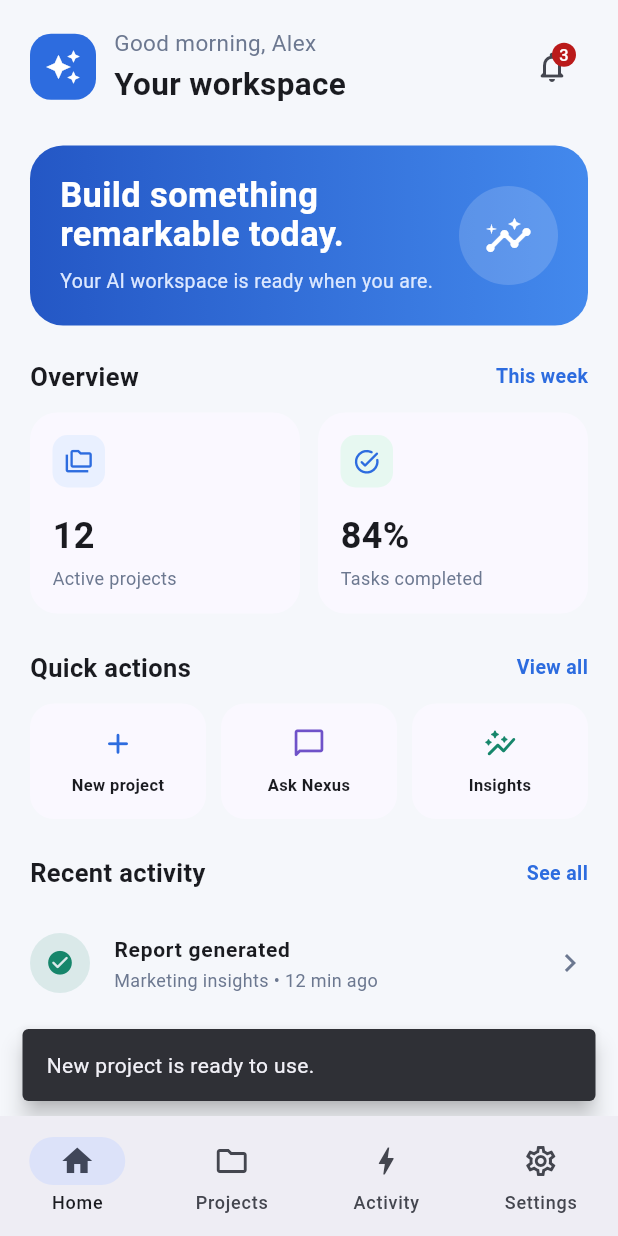
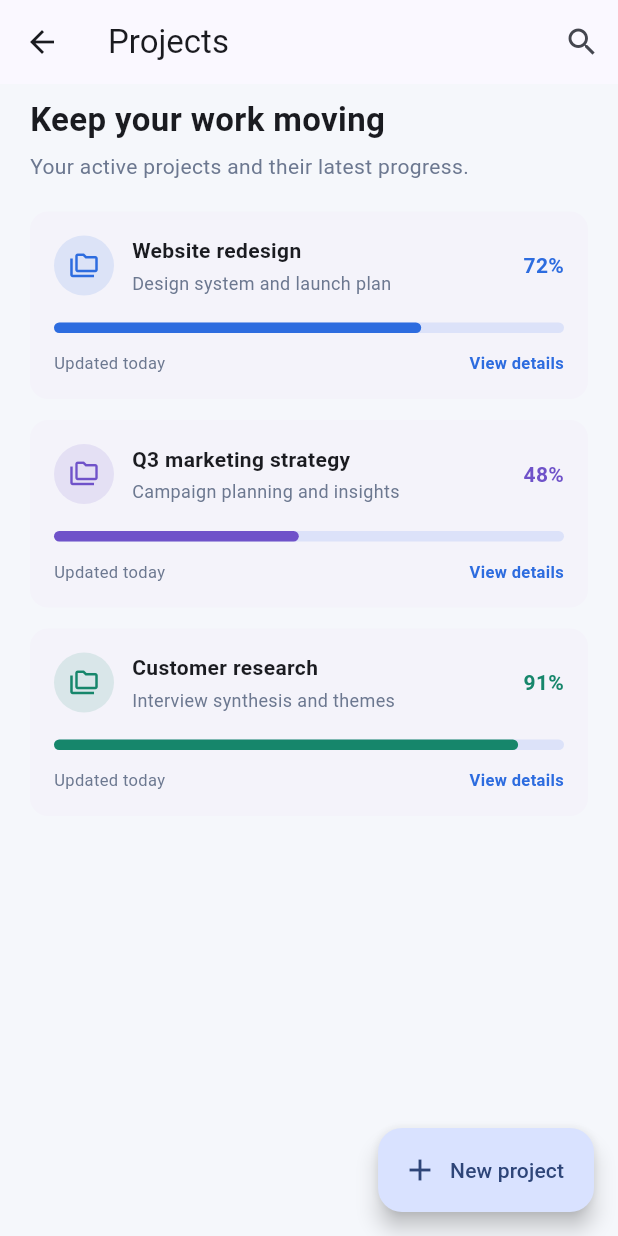
Before and after one commit to Jaswant-Karun/nexus-ai, a Flutter app: the screen it shows after launch, after a tap on "New project", on a phone screen of 412 x 824 dp. Run offline on Flutter 3.47's test engine with Material 3 defaults, Android fonts, the phone set to English and light mode, and no system bars.

Commit message:
Mobile Applications

```diff
--- a/apps/mobile/lib/screens/dashboard/dashboard_screen.dart
+++ b/apps/mobile/lib/screens/dashboard/dashboard_screen.dart
@@ -1,4 +1,7 @@
 import 'package:flutter/material.dart';
+
+import '../chatbot/chat_screen_page.dart';
+import '../projects/project_list_screen.dart';
 
 class DashboardScreen extends StatefulWidget {
 	const DashboardScreen({super.key});
@@ -12,7 +15,6 @@ class _DashboardScreenState extends State<DashboardScreen> {
 	bool _darkMode = false;
 
 	static const _blue = Color(0xff2d6cdf);
-	static const _ink = Color(0xff172033);
 	static const _muted = Color(0xff6c7890);
 
 	@override
@@ -130,7 +132,7 @@ class _DashboardScreenState extends State<DashboardScreen> {
 					Container(
 						width: 66,
 						height: 66,
-						decoration: BoxDecoration(color: Colors.white.withOpacity(.16), shape: BoxShape.circle),
+						decoration: BoxDecoration(color: Colors.white.withValues(alpha: .16), shape: BoxShape.circle),
 						child: const Icon(Icons.insights_rounded, color: Colors.white, size: 32),
 					),
 				],
@@ -186,7 +188,15 @@ class _DashboardScreenState extends State<DashboardScreen> {
 		return Expanded(
 			child: InkWell(
 				borderRadius: BorderRadius.circular(16),
-				onTap: () => _showMessage(context, '$label is ready to use.'),
+				onTap: () {
+					if (label == 'Ask Nexus') {
+						Navigator.of(context).push(MaterialPageRoute(builder: (_) => const ChatScreenPage()));
+					} else if (label == 'New project') {
+						Navigator.of(context).push(MaterialPageRoute(builder: (_) => const ProjectListScreen()));
+					} else {
+						_showMessage(context, '$label is ready to use.');
+					}
+				},
 				child: Container(
 					padding: const EdgeInsets.symmetric(vertical: 15, horizontal: 5),
 					decoration: BoxDecoration(color: Theme.of(context).cardColor, borderRadius: BorderRadius.circular(16)),
@@ -207,7 +217,7 @@ class _DashboardScreenState extends State<DashboardScreen> {
 	}
 
 	Widget _activityTile(IconData icon, Color color, String title, String subtitle) {
-		return ListTile(contentPadding: EdgeInsets.zero, leading: CircleAvatar(backgroundColor: color.withOpacity(.12), child: Icon(icon, color: color, size: 19)), title: Text(title, style: const TextStyle(fontSize: 14, fontWeight: FontWeight.w600)), subtitle: Text(subtitle, style: const TextStyle(fontSize: 12, color: _muted)), trailing: const Icon(Icons.chevron_right, color: _muted));
+		return ListTile(contentPadding: EdgeInsets.zero, leading: CircleAvatar(backgroundColor: color.withValues(alpha: .12), child: Icon(icon, color: color, size: 19)), title: Text(title, style: const TextStyle(fontSize: 14, fontWeight: FontWeight.w600)), subtitle: Text(subtitle, style: const TextStyle(fontSize: 12, color: _muted)), trailing: const Icon(Icons.chevron_right, color: _muted));
 	}
 
 	Widget _projectsPage() => _simplePage('Projects', Icons.folder_copy_outlined, 'Keep your work organized', ['Website redesign', 'Q3 marketing strategy', 'Customer research'], const [0.72, 0.48, 0.91]);
@@ -224,7 +234,7 @@ class _DashboardScreenState extends State<DashboardScreen> {
 			_settingTile(Icons.notifications_none, 'Notifications', 'Manage alerts', () {}),
 			SwitchListTile(contentPadding: EdgeInsets.zero, secondary: const Icon(Icons.dark_mode_outlined), title: const Text('Dark mode'), subtitle: const Text('Use a darker appearance'), value: _darkMode, onChanged: (value) => setState(() => _darkMode = value)),
 			_settingTile(Icons.help_outline, 'Help center', 'Get support', () {}),
-		];
+		]);
 	}
 
 	Widget _settingTile(IconData icon, String title, String subtitle, VoidCallback onTap) {
@@ -237,7 +247,31 @@ class _DashboardScreenState extends State<DashboardScreen> {
 			const SizedBox(height: 6),
 			Text(subtitle, style: const TextStyle(color: _muted)),
 			const SizedBox(height: 25),
-			...List.generate(items.length, (index) => Card(margin: const EdgeInsets.only(bottom: 12), child: ListTile(leading: CircleAvatar(backgroundColor: const Color(0xffe9f0ff), child: Icon(icon, color: _blue, size: 19)), title: Text(items[index], style: const TextStyle(fontWeight: FontWeight.w600)), subtitle: Padding(padding: const EdgeInsets.only(top: 9), child: LinearProgressIndicator(value: progress[index], minHeight: 6, borderRadius: BorderRadius.circular(8))), trailing: Text('${(progress[index] * 100).round()}%', style: const TextStyle(fontWeight: FontWeight.w700, color: _blue))))),
+			...List.generate(
+				items.length,
+				(index) => Card(
+					margin: const EdgeInsets.only(bottom: 12),
+					child: ListTile(
+						leading: CircleAvatar(
+							backgroundColor: const Color(0xffe9f0ff),
+							child: Icon(icon, color: _blue, size: 19),
+						),
+						title: Text(items[index], style: const TextStyle(fontWeight: FontWeight.w600)),
+						subtitle: Padding(
+							padding: const EdgeInsets.only(top: 9),
+							child: LinearProgressIndicator(
+								value: progress[index],
+								minHeight: 6,
+								borderRadius: BorderRadius.circular(8),
+							),
+						),
+						trailing: Text(
+							'${(progress[index] * 100).round()}%',
+							style: const TextStyle(fontWeight: FontWeight.w700, color: _blue),
+						),
+					),
+				),
+			),
 		]);
 	}
 
--- /dev/null
+++ b/apps/mobile/lib/screens/projects/project_list_screen.dart
@@ -0,0 +1,98 @@
+import 'package:flutter/material.dart';
+
+class ProjectListScreen extends StatefulWidget {
+  const ProjectListScreen({super.key});
+
+  @override
+  State<ProjectListScreen> createState() => _ProjectListScreenState();
+}
+
+class _ProjectListScreenState extends State<ProjectListScreen> {
+  final List<_Project> _projects = [
+    _Project('Website redesign', 'Design system and launch plan', .72, const Color(0xff2d6cdf)),
+    _Project('Q3 marketing strategy', 'Campaign planning and insights', .48, const Color(0xff6f52c9)),
+    _Project('Customer research', 'Interview synthesis and themes', .91, const Color(0xff16866b)),
+  ];
+
+  @override
+  Widget build(BuildContext context) {
+    return Scaffold(
+      appBar: AppBar(title: const Text('Projects'), actions: [
+        IconButton(tooltip: 'Search projects', onPressed: () {}, icon: const Icon(Icons.search)),
+      ]),
+      floatingActionButton: FloatingActionButton.extended(
+        onPressed: _createProject,
+        icon: const Icon(Icons.add),
+        label: const Text('New project'),
+      ),
+      body: ListView(
+        padding: const EdgeInsets.fromLTRB(20, 8, 20, 100),
+        children: [
+          const Text('Keep your work moving', style: TextStyle(fontSize: 22, fontWeight: FontWeight.w700)),
+          const SizedBox(height: 6),
+          const Text('Your active projects and their latest progress.', style: TextStyle(color: Color(0xff6c7890))),
+          const SizedBox(height: 20),
+          ..._projects.map(_projectCard),
+        ],
+      ),
+    );
+  }
+
+  Widget _projectCard(_Project project) {
+    return Card(
+      margin: const EdgeInsets.only(bottom: 14),
+      elevation: 0,
+      child: InkWell(
+        borderRadius: BorderRadius.circular(12),
+        onTap: () => ScaffoldMessenger.of(context).showSnackBar(SnackBar(content: Text('${project.name} opened'))),
+        child: Padding(
+          padding: const EdgeInsets.all(16),
+          child: Column(crossAxisAlignment: CrossAxisAlignment.start, children: [
+            Row(children: [
+                CircleAvatar(backgroundColor: project.color.withValues(alpha: .12), child: Icon(Icons.folder_copy_outlined, color: project.color, size: 20)),
+              const SizedBox(width: 12),
+              Expanded(child: Column(crossAxisAlignment: CrossAxisAlignment.start, children: [
+                Text(project.name, style: const TextStyle(fontWeight: FontWeight.w700)),
+                const SizedBox(height: 3),
+                Text(project.description, style: const TextStyle(fontSize: 12, color: Color(0xff6c7890))),
+              ])),
+              Text('${(project.progress * 100).round()}%', style: TextStyle(color: project.color, fontWeight: FontWeight.w700)),
+            ]),
+            const SizedBox(height: 18),
+            LinearProgressIndicator(value: project.progress, minHeight: 7, borderRadius: BorderRadius.circular(10), color: project.color),
+            const SizedBox(height: 12),
+            const Row(mainAxisAlignment: MainAxisAlignment.spaceBetween, children: [Text('Updated today', style: TextStyle(fontSize: 11, color: Color(0xff6c7890))), Text('View details', style: TextStyle(fontSize: 11, fontWeight: FontWeight.w600, color: Color(0xff2d6cdf)))]),
+          ]),
+        ),
+      ),
+    );
+  }
+
+  Future<void> _createProject() async {
+    final controller = TextEditingController();
+    final name = await showDialog<String>(
+      context: context,
+      builder: (context) => AlertDialog(
+        title: const Text('Create project'),
+        content: TextField(controller: controller, autofocus: true, decoration: const InputDecoration(labelText: 'Project name', hintText: 'e.g. Mobile launch')),
+        actions: [
+          TextButton(onPressed: () => Navigator.pop(context), child: const Text('Cancel')),
+          FilledButton(onPressed: () => Navigator.pop(context, controller.text.trim()), child: const Text('Create')),
+        ],
+      ),
+    );
+    controller.dispose();
+    if (name == null || name.isEmpty || !mounted) return;
+    setState(() => _projects.insert(0, _Project(name, 'New workspace project', 0, const Color(0xff2d6cdf))));
+    ScaffoldMessenger.of(context).showSnackBar(SnackBar(content: Text('$name created')));
+  }
+}
+
+class _Project {
+  const _Project(this.name, this.description, this.progress, this.color);
+
+  final String name;
+  final String description;
+  final double progress;
+  final Color color;
+}
```
Also changed, not shown: apps/mobile/lib/screens/chatbot/chat_screen_page.dart (added, +99 -0 lines), apps/mobile/pubspec.yaml (+7 -7 lines), apps/mobile/pubspec.lock (added), 16 other files.
